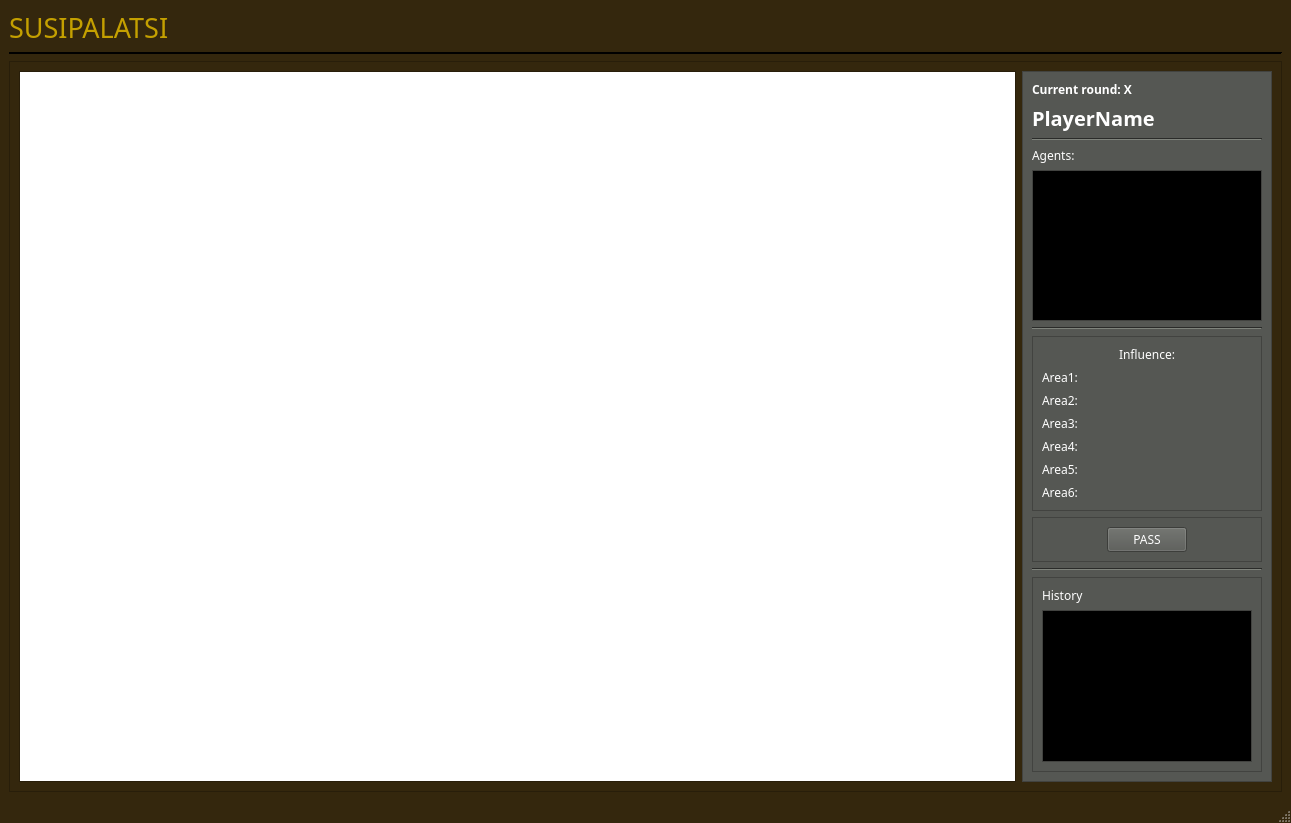
This is Student/gamewindow.ui in peralammikko/ohjelmointi-3-susipalatsi as Qt 5 draws it before an edit. The edited form follows.
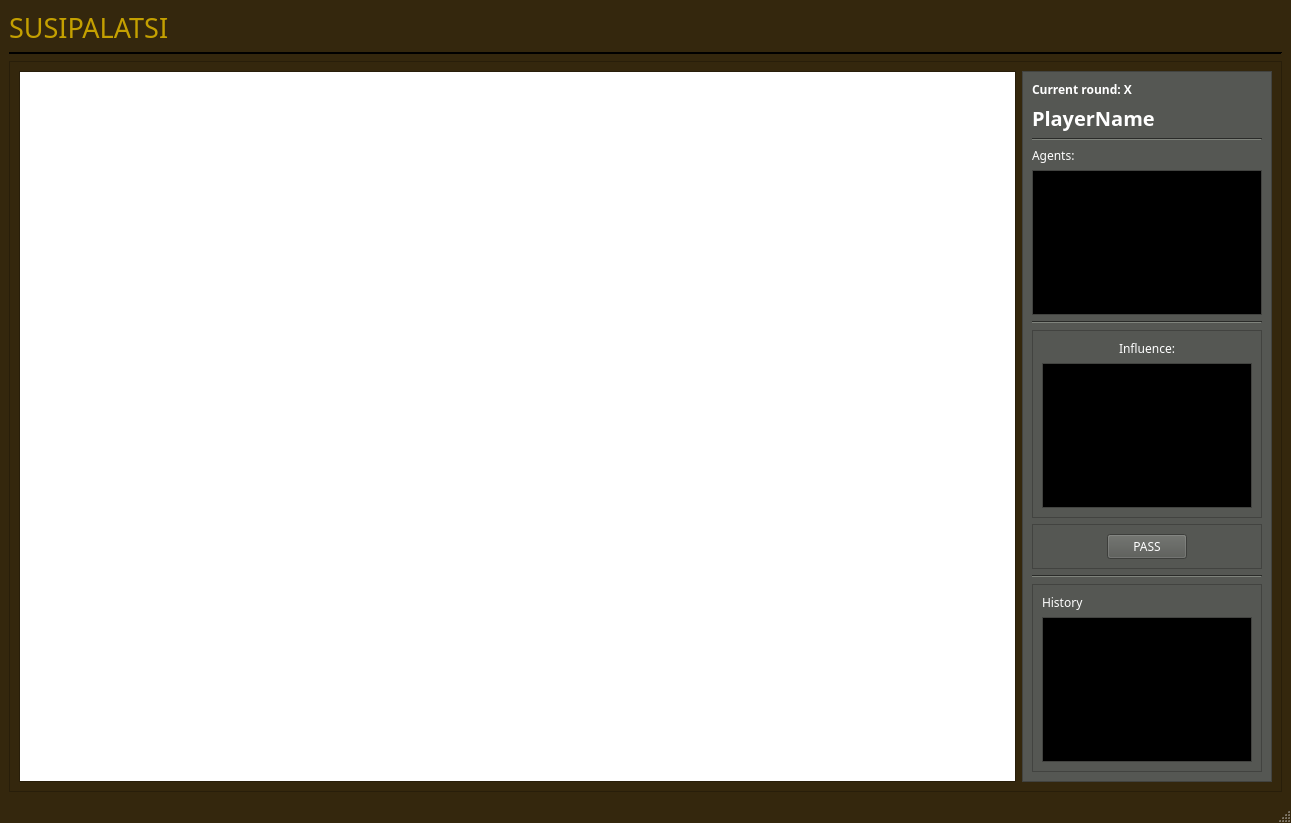
This is the edited form.

Commit message: Influence points added, council cards traded to player on withdrawal

```diff
--- a/Student/gamewindow.ui
+++ b/Student/gamewindow.ui
@@ -1543,6 +1543,9 @@
           </item>
           <item>
            <widget class="QFrame" name="frame_3">
+            <property name="enabled">
+             <bool>true</bool>
+            </property>
             <property name="frameShape">
              <enum>QFrame::StyledPanel</enum>
             </property>
@@ -1567,44 +1570,9 @@
               </widget>
              </item>
              <item>
-              <widget class="QLabel" name="area1infLabel">
-               <property name="text">
-                <string>Area1:</string>
-               </property>
-              </widget>
-             </item>
-             <item>
-              <widget class="QLabel" name="area2infLabel">
-               <property name="text">
-                <string>Area2:</string>
-               </property>
-              </widget>
-             </item>
-             <item>
-              <widget class="QLabel" name="area3infLabel">
-               <property name="text">
-                <string>Area3:</string>
-               </property>
-              </widget>
-             </item>
-             <item>
-              <widget class="QLabel" name="area4infLabel">
-               <property name="text">
-                <string>Area4:</string>
-               </property>
-              </widget>
-             </item>
-             <item>
-              <widget class="QLabel" name="area5infLabel">
-               <property name="text">
-                <string>Area5:</string>
-               </property>
-              </widget>
-             </item>
-             <item>
-              <widget class="QLabel" name="area6infLabel">
-               <property name="text">
-                <string>Area6:</string>
+              <widget class="QListWidget" name="influenceList">
+               <property name="wordWrap">
+                <bool>false</bool>
                </property>
               </widget>
              </item>
```
The commit also changes 13 other files.
